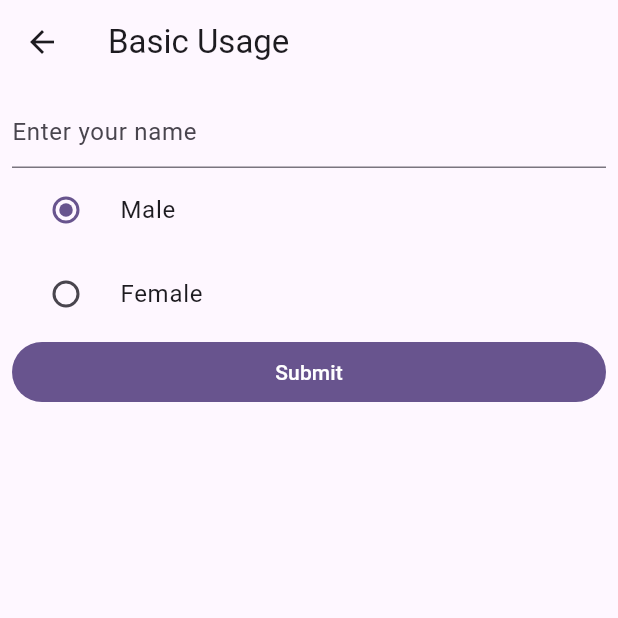
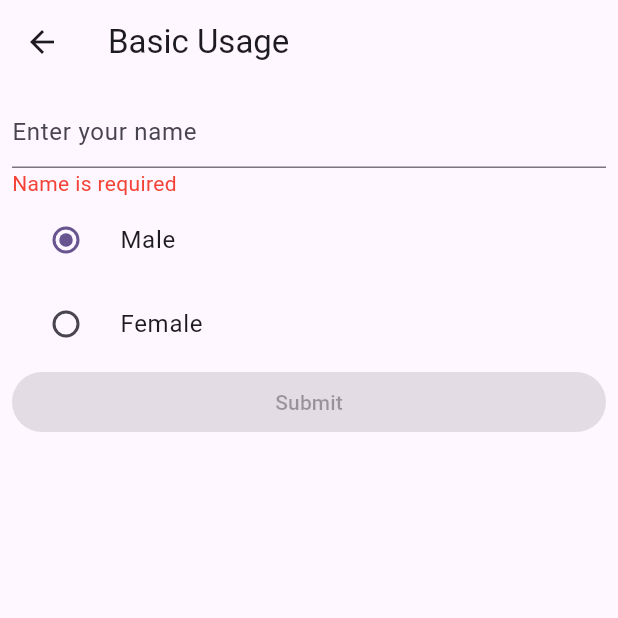
Before and after one commit to hyzmm/flutter_power_form, a Flutter app: the BasicUsage screen opened directly, after a tap on "Male", on a phone screen of 412 x 824 dp, the top half of it. Run offline on Flutter 3.47's test engine with Material 3 defaults, Android fonts, the phone set to English and light mode, and no system bars; missing offline and left inert: ms_map_utils.

```diff
--- a/example/lib/basic_usage.dart
+++ b/example/lib/basic_usage.dart
@@ -1,3 +1,4 @@
+import 'package:flutter/foundation.dart';
 import 'package:flutter/material.dart';
 import 'package:power_form/power_form.dart';
 
@@ -73,7 +74,9 @@ class _BasicUsageState extends State<BasicUsage> {
     if (await formState.validate()) {
       formState.save();
       final values = formState.values;
-      print(values);
+      if (kDebugMode) {
+        print(values);
+      }
     }
   }
 }
--- a/lib/src/form.dart
+++ b/lib/src/form.dart
@@ -34,7 +34,7 @@ class PowerForm extends StatefulWidget {
   State<PowerForm> createState() => PowerFormState();
 }
 
-class PowerFormState<T> extends State<PowerForm> {
+class PowerFormState extends State<PowerForm> {
   static PowerFormState of(BuildContext context) {
     final result = context.findAncestorStateOfType<PowerFormState>();
     if (result == null) {
@@ -56,6 +56,9 @@ class PowerFormState<T> extends State<PowerForm> {
   /// A stream that emits true when the form data is changed(not user interacted).
   /// This stream can be used to enable/disable the submit button.
   Stream<bool> get dataChanged => _dataChanged.stream;
+
+  // A flag to make sure all validators are triggered once to make the [dataValid] and [dataChanged] work correctly.
+  bool triggerAllValidatorOnce = false;
 
   String? getError(String fieldName) => _errors[fieldName];
 
@@ -133,7 +136,12 @@ class PowerFormState<T> extends State<PowerForm> {
         .add(!const DeepCollectionEquality().equals(values, resetValues));
     formItemStates[fieldName]?.rebuild();
     if (widget.validateMode == ValidateMode.onChange) {
+      if (triggerAllValidatorOnce) {
         validate([fieldName]);
+      } else {
+        validate();
+        triggerAllValidatorOnce = true;
+      }
     }
   }
 
@@ -181,7 +189,8 @@ Widget defaultErrorWidget(String? error) {
   return Text(error, style: const TextStyle(color: Colors.red));
 }
 
-/// A widget that rebuilds when the form data is changed.
+/// A widget that rebuilds when the form data is changed & valid.
+/// This widget can be used to enable/disable the save button.
 class FormChange extends StatefulWidget {
   final Widget? child;
   final ValueWidgetBuilder<bool> builder;
@@ -200,12 +209,15 @@ class _FormChangeState extends State<FormChange> {
   @override
   Widget build(BuildContext context) {
     final formState = PowerFormState.of(context);
+    return FormValidity(builder: (context, valid, _) {
       return StreamBuilder<bool>(
         stream: formState.dataChanged,
         builder: (context, snapshot) {
-        return widget.builder(context, snapshot.data ?? false, widget.child);
+          return widget.builder(
+              context, valid && (snapshot.data ?? false), widget.child);
         },
       );
+    });
   }
 }
 
--- a/lib/src/form_item.dart
+++ b/lib/src/form_item.dart
@@ -3,7 +3,6 @@ import 'dart:async';
 import 'package:flutter/widgets.dart';
 
 import '../power_form.dart';
-import 'form.dart';
 
 /// A form item that can be used to build form fields.
 class PowerFormItem<T> extends StatefulWidget {
```
Lines whose indentation alone changed are shown as unchanged.
